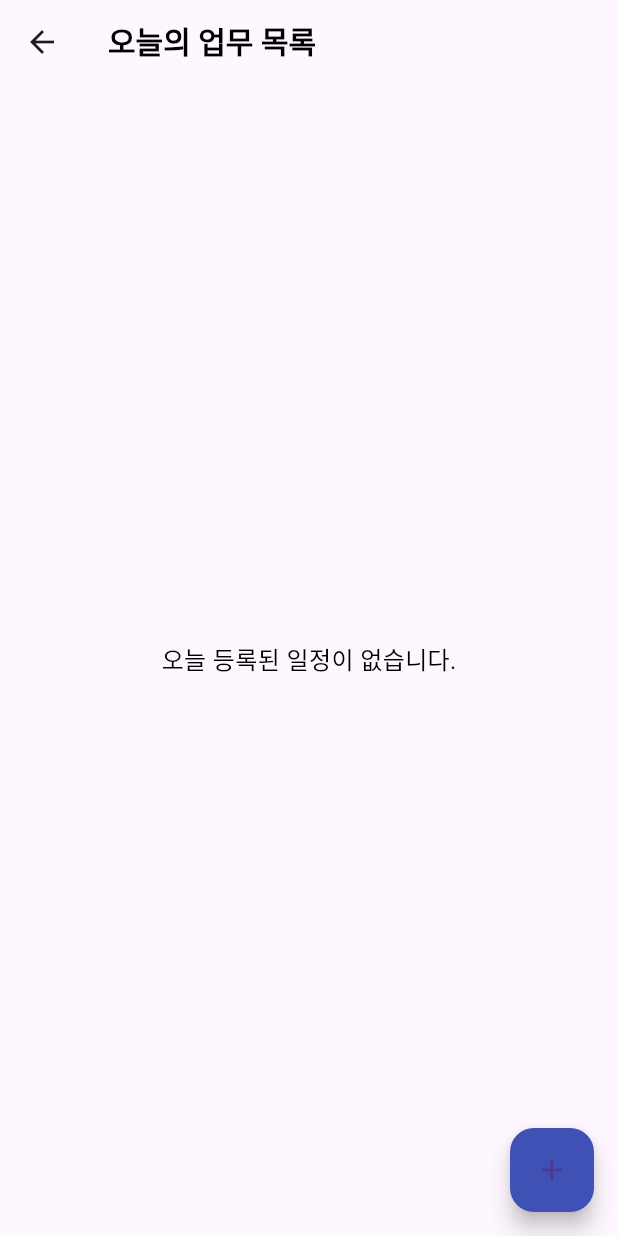
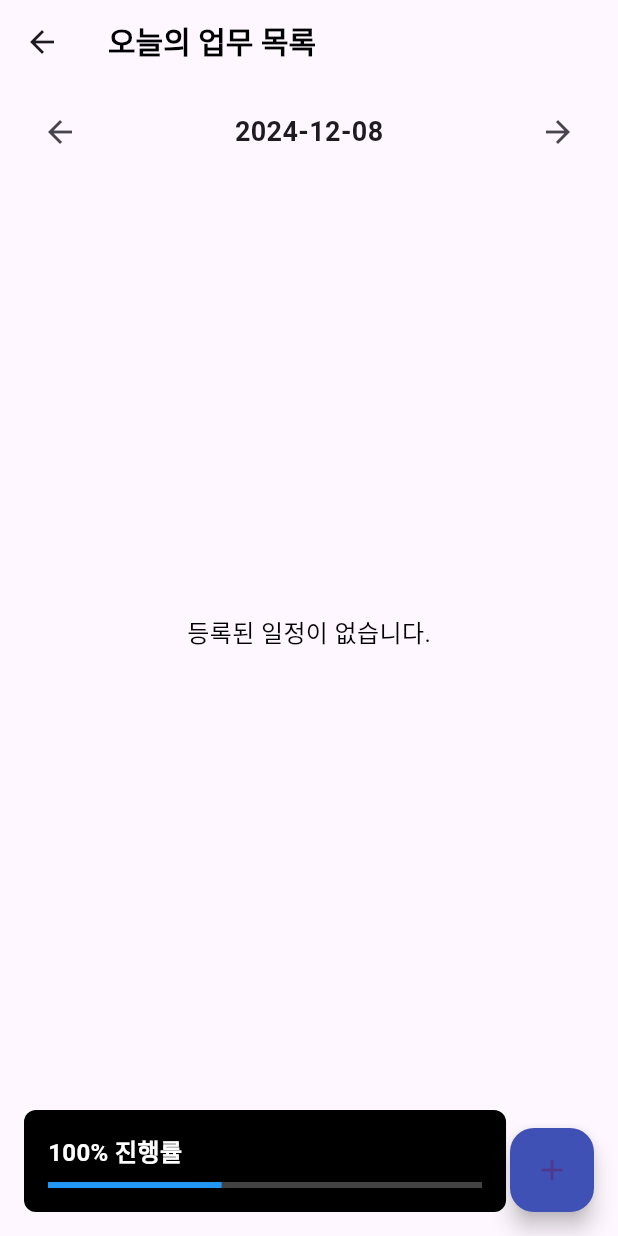
Before and after one commit to daneck99/Mobile_app_dev, a Flutter app: the TaskListScreen screen opened directly, on a phone screen of 412 x 824 dp. Run offline on Flutter 3.47's test engine with Material 3 defaults, Android fonts, the phone set to English and light mode, and no system bars; our stand-ins replace cached_network_image, cloud_firestore, firebase_auth, firebase_core, firebase_storage, geolocator and 4 more; accounts and stored records are empty.

Commit message:
업무 목록 수정

```diff
--- a/lib/screens/taskList_page.dart
+++ b/lib/screens/taskList_page.dart
@@ -6,6 +6,7 @@ import 'package:security/widgets/taskListPage/taskCard.dart';
 import 'package:security/widgets/taskListPage/taskDetail.dart';
 import '../map/map_page.dart';
 import '../models/schedule_model.dart';
+import 'package:security/widgets/taskListPage/progressBar.dart';
 
 class TaskListScreen extends StatefulWidget {
   const TaskListScreen({Key? key}) : super(key: key);
@@ -18,6 +19,8 @@ class _TaskListScreenState extends State<TaskListScreen> {
   List<Schedule> schedules = [];
   final FirebaseFirestore _firestore = FirebaseFirestore.instance;
   bool isLoading = true;
+
+  DateTime selectedDate = DateTime.now();
 
   @override
   void initState() {
@@ -55,8 +58,32 @@ class _TaskListScreenState extends State<TaskListScreen> {
     }
   }
 
+  // Get tasks filtered by the selected date
+  List<Schedule> _getSchedulesForSelectedDate() {
+    return schedules.where((schedule) {
+      return schedule.date.year == selectedDate.year &&
+          schedule.date.month == selectedDate.month &&
+          schedule.date.day == selectedDate.day;
+    }).toList();
+  }
+
+  // Navigate to the previous day
+  void _goToPreviousDay() {
+    setState(() {
+      selectedDate = selectedDate.subtract(const Duration(days: 1));
+    });
+  }
+  // Navigate to the next day
+  void _goToNextDay() {
+    setState(() {
+      selectedDate = selectedDate.add(const Duration(days: 1));
+    });
+  }
+
   @override
   Widget build(BuildContext context) {
+    final filteredSchedules = _getSchedulesForSelectedDate();
+
     final now = DateTime.now();
     final todayStart = DateTime(now.year, now.month, now.day);
 
@@ -89,44 +116,101 @@ class _TaskListScreenState extends State<TaskListScreen> {
         backgroundColor: Colors.transparent,
         elevation: 0,
       ),
-      body: isLoading
+      body: Column(
+        children: [
+          // Date selector row
+          Padding(
+            padding: const EdgeInsets.symmetric(
+                horizontal: 16.0, vertical: 8.0),
+            child: Row(
+              mainAxisAlignment: MainAxisAlignment.spaceBetween,
+              children: [
+                IconButton(
+                  icon: const Icon(Icons.arrow_back),
+                  onPressed: _goToPreviousDay,
+                ),
+                Text(
+                  "${selectedDate.year}-${selectedDate.month.toString().padLeft(
+                      2, '0')}-${selectedDate.day.toString().padLeft(2, '0')}",
+                  style: const TextStyle(
+                    fontSize: 18,
+                    fontWeight: FontWeight.bold,
+                  ),
+                ),
+                IconButton(
+                  icon: const Icon(Icons.arrow_forward),
+                  onPressed: _goToNextDay,
+                ),
+              ],
+            ),
+          ),
+          isLoading
               ? const Center(child: CircularProgressIndicator())
-          : todaySchedules.isEmpty
+              : Expanded(
+            child: RefreshIndicator(
+              onRefresh: _fetchSchedules, // Pull-to-refresh callback
+              child: filteredSchedules.isEmpty
                   ? const Center(
                 child: Text(
-          '오늘 등록된 일정이 없습니다.',
+                  '등록된 일정이 없습니다.',
                   style: TextStyle(fontSize: 16, color: Colors.black),
                 ),
               )
                   : ListView.builder(
                 padding: const EdgeInsets.all(16),
-        itemCount: todaySchedules.length,
+                itemCount: filteredSchedules.length,
                 itemBuilder: (context, index) {
-          final schedule = todaySchedules[index];
+                  final schedule = filteredSchedules[index];
                   return GestureDetector(
-            onTap: () {
-              showModalBottomSheet(
-                context: context,
-                isScrollControlled: true,
-                backgroundColor: Colors.transparent,
+                    onTap: () async {
+                      // Await for the result from TaskDetailSheet
+                      final result = await Navigator.push(
+                        context,
+                        MaterialPageRoute(
                           builder: (context) =>
                               TaskDetailSheet(schedule: schedule),
+                        ),
                       );
+
+                      // Refresh schedules if needed
+                      if (result == 'refresh') {
+                        _fetchSchedules();
+                      }
                     },
                     child: TaskCard(
                       schedule: schedule,
+                      onEdit: (updatedSchedule) {
+                        _fetchSchedules(); // Refresh after editing
+                      },
                     ),
                   );
                 },
               ),
+            ),
+          ),
+          const ProgressBar(),
+        ],
+      ),
       floatingActionButton: FloatingActionButton(
         backgroundColor: const Color(0xFF3F51B5),
         child: const Icon(Icons.add),
-        onPressed: () {
-          // Add a new task or navigate to another screen
+        onPressed: () async {
+          final result = await Navigator.push(
+            context,
+            MaterialPageRoute(
+              builder: (context) =>
+                  MapScreen(), // Replace with your add schedule page
+            ),
+          );
+          // Refresh if a new task was added
+          if (result == 'refresh') {
+            _fetchSchedules();
+          }
         },
       ),
       floatingActionButtonLocation: FloatingActionButtonLocation.endFloat,
     );
   }
 }
+///////////////////////////////////////////////////
+/////////////////////////////////
--- a/lib/widgets/taskListPage/progressBar.dart
+++ b/lib/widgets/taskListPage/progressBar.dart
@@ -1,20 +1,12 @@
 import 'package:flutter/material.dart';
 
+import '../../style/colors.dart';
+
 class ProgressBar extends StatelessWidget {
-  final int totalTasks; // 전체 task 개수
-  final int completedTasks; // 완료된 task 개수
-
-  const ProgressBar({
-    Key? key,
-    required this.totalTasks,
-    required this.completedTasks,
-  }) : super(key: key);
+  const ProgressBar({Key? key}) : super(key: key);
 
   @override
   Widget build(BuildContext context) {
-    // 진행률 계산 (예: 완료된 개수 / 전체 개수)
-    final double progress = totalTasks > 0 ? completedTasks / totalTasks : 0.0;
-
     return Align(
       alignment: Alignment.centerLeft,
       child: Container(
@@ -28,9 +20,9 @@ class ProgressBar extends StatelessWidget {
         child: Column(
           crossAxisAlignment: CrossAxisAlignment.start,
           children: [
-            Text(
-              '${(progress * 100).toInt()}% 진행률', // 퍼센트로 표시
-              style: const TextStyle(
+            const Text(
+              '100% 진행률',
+              style: TextStyle(
                 color: Colors.white,
                 fontSize: 16,
                 fontWeight: FontWeight.bold,
@@ -38,7 +30,7 @@ class ProgressBar extends StatelessWidget {
             ),
             const SizedBox(height: 8),
             LinearProgressIndicator(
-              value: progress,
+              value: 0.4,
               backgroundColor: Colors.grey[800],
               valueColor: const AlwaysStoppedAnimation<Color>(Colors.blue),
             ),
```
Lines whose indentation alone changed are shown as unchanged.
